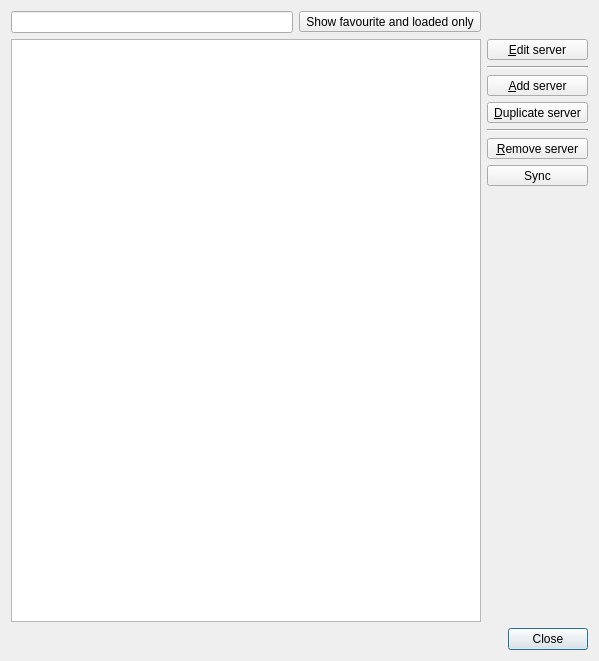
Above: Viewer/src/ServerListDialog.ui from ecmwf/ecflow before the change. Below: the same form after it.
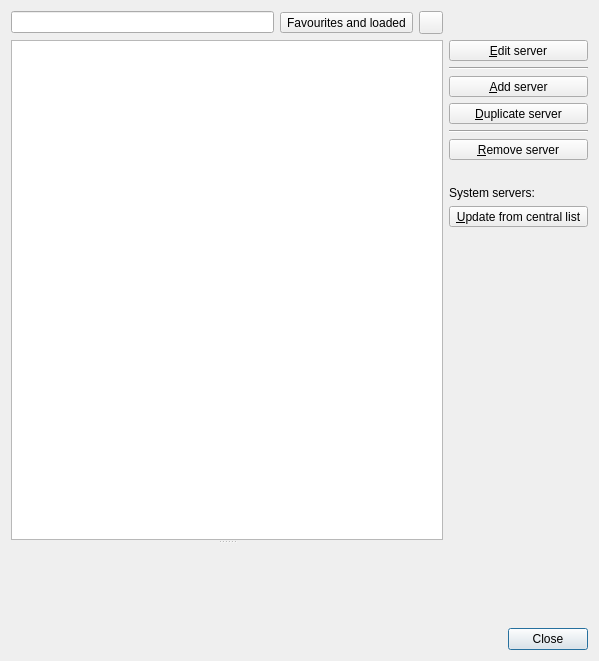
That is the form after the change. Icons and pictures are not drawn. Custom widgets are drawn as their Qt base class.

Commit message: ecFlowUI: should import central list of servers at startup ECFLOW-740

```diff
--- a/Viewer/src/ServerListDialog.ui
+++ b/Viewer/src/ServerListDialog.ui
@@ -27,7 +27,7 @@
           <string>Show favourite servers only</string>
          </property>
          <property name="text">
-          <string>Show favourite and loaded only</string>
+          <string>Favourites and loaded</string>
          </property>
          <property name="icon">
           <iconset>
@@ -41,15 +41,37 @@
          </property>
         </widget>
        </item>
+       <item>
+        <widget class="QToolButton" name="sysSyncLogTb">
+         <property name="sizePolicy">
+          <sizepolicy hsizetype="Preferred" vsizetype="Fixed">
+           <horstretch>0</horstretch>
+           <verstretch>0</verstretch>
+          </sizepolicy>
+         </property>
+         <property name="toolTip">
+          <string>Show change log for &lt;b&gt;system servers&lt;/b&gt;</string>
+         </property>
+         <property name="text">
+          <string/>
+         </property>
+         <property name="icon">
+          <iconset>
+           <normaloff>:/viewer/info.svg</normaloff>:/viewer/info.svg</iconset>
+         </property>
+         <property name="checkable">
+          <bool>true</bool>
+         </property>
+         <property name="toolButtonStyle">
+          <enum>Qt::ToolButtonIconOnly</enum>
+         </property>
+         <property name="autoRaise">
+          <bool>false</bool>
+         </property>
+        </widget>
+       </item>
       </layout>
      </item>
-     <item row="1" column="0">
-      <widget class="QTreeView" name="serverView">
-       <property name="contextMenuPolicy">
-        <enum>Qt::ActionsContextMenu</enum>
-       </property>
-      </widget>
-     </item>
      <item row="1" column="1">
       <layout class="QVBoxLayout" name="verticalLayout">
        <item>
@@ -136,6 +158,29 @@
          </property>
         </widget>
        </item>
+       <item>
+        <spacer name="verticalSpacer_2">
+         <property name="orientation">
+          <enum>Qt::Vertical</enum>
+         </property>
+         <property name="sizeType">
+          <enum>QSizePolicy::Preferred</enum>
+         </property>
+         <property name="sizeHint" stdset="0">
+          <size>
+           <width>20</width>
+           <height>20</height>
+          </size>
+         </property>
+        </spacer>
+       </item>
+       <item>
+        <widget class="QLabel" name="systemListLabel">
+         <property name="text">
+          <string>System servers:</string>
+         </property>
+        </widget>
+       </item>
        <item>
         <widget class="QToolButton" name="sysSyncTb">
          <property name="sizePolicy">
@@ -145,7 +190,7 @@
           </sizepolicy>
          </property>
          <property name="text">
-          <string>Sync</string>
+          <string>&amp;Update from central list</string>
          </property>
         </widget>
        </item>
@@ -164,6 +209,40 @@
        </item>
       </layout>
      </item>
+     <item row="1" column="0">
+      <widget class="QWidget" name="widget" native="true">
+       <layout class="QVBoxLayout" name="verticalLayout_3">
+        <property name="spacing">
+         <number>0</number>
+        </property>
+        <property name="leftMargin">
+         <number>0</number>
+        </property>
+        <property name="topMargin">
+         <number>0</number>
+        </property>
+        <property name="rightMargin">
+         <number>0</number>
+        </property>
+        <property name="bottomMargin">
+         <number>0</number>
+        </property>
+        <item>
+         <widget class="QSplitter" name="splitter_">
+          <property name="orientation">
+           <enum>Qt::Vertical</enum>
+          </property>
+          <widget class="QTreeView" name="serverView">
+           <property name="contextMenuPolicy">
+            <enum>Qt::ActionsContextMenu</enum>
+           </property>
+          </widget>
+          <widget class="ServerListSyncWidget" name="sysSyncLogW_" native="true"/>
+         </widget>
+        </item>
+       </layout>
+      </widget>
+     </item>
     </layout>
    </item>
    <item>
@@ -263,6 +342,14 @@
   <zorder>buttonBox</zorder>
   <zorder></zorder>
  </widget>
+ <customwidgets>
+  <customwidget>
+   <class>ServerListSyncWidget</class>
+   <extends>QWidget</extends>
+   <header>ServerListSyncWidget.hpp</header>
+   <container>1</container>
+  </customwidget>
+ </customwidgets>
  <resources/>
  <connections>
   <connection>
```
Left out of the diff: 3 changed lines with no effect on the pictures. The commit also changes 16 other files.
